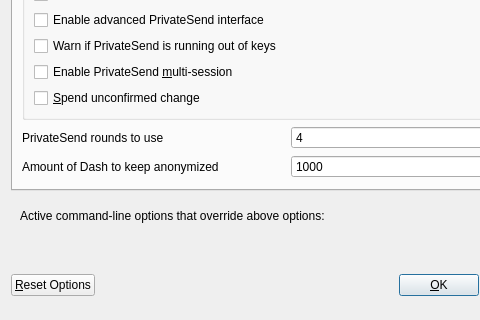
Before: the Qt Designer form src/qt/forms/optionsdialog.ui in papelcoin/dash, drawn with Qt 5; both pictures show x 0 to 480 and y 117 to 437 of the 576 by 437 pixel window.
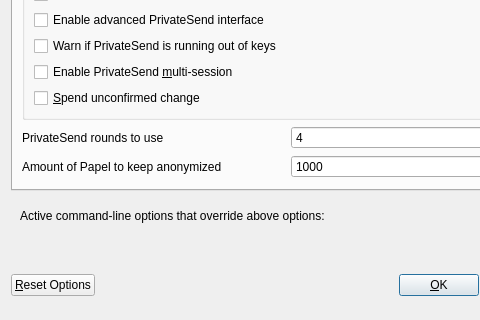
After: the same form once the commit is applied. The open tabs and pages were chosen to show the change. Custom widgets are drawn as their Qt base class.

```diff
--- a/src/qt/forms/optionsdialog.ui
+++ b/src/qt/forms/optionsdialog.ui
@@ -253,7 +253,7 @@
             <string notr="true"/>
            </property>
            <property name="text">
-            <string>Amount of Dash to keep anonymized</string>
+            <string>Amount of Papel to keep anonymized</string>
            </property>
           </widget>
          </item>
```
